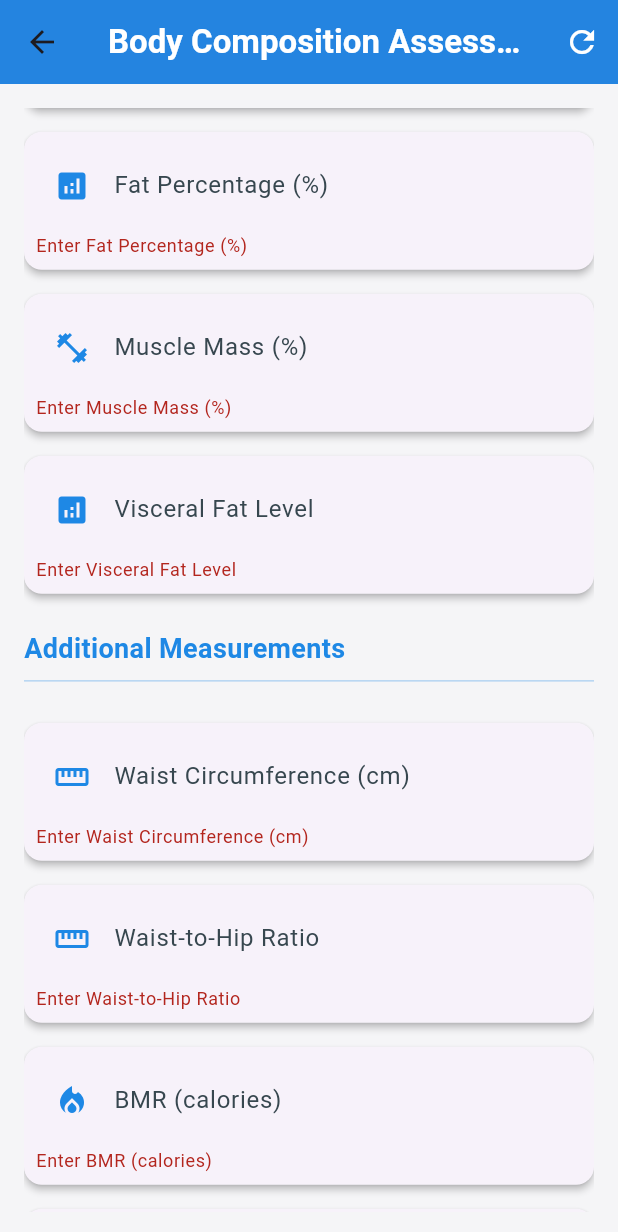
After one commit to Hari7109/Abertian_wellnest, a Flutter app: the BodyCompositionFormPage screen opened directly, scrolled down 538 dp, after a tap on "SAVE ASSESSMENT", on a phone screen of 412 x 824 dp. The commit adds this screen. Shown: the top 1232 px of the screen. Run offline on Flutter 3.47's test engine with Material 3 defaults, Android fonts, the phone set to English and light mode, and no system bars; our stand-ins replace cloud_firestore, firebase_auth, firebase_core, firebase_storage, flutter_local_notifications, flutter_rating_bar and 6 more; accounts and stored records are empty.

Commit message:
body composition added

```diff
--- a/lib/screens/home.dart
+++ b/lib/screens/home.dart
@@ -42,10 +42,10 @@ class MyApp extends StatelessWidget {
             shape: RoundedRectangleBorder(borderRadius: BorderRadius.circular(16)),
           ),
         ),
-        cardTheme: CardTheme(
+        cardTheme: const CardThemeData( // Change CardTheme to CardThemeData
+          color: Colors.white,
+          shadowColor: Colors.grey,
           elevation: 4,
-          shape: RoundedRectangleBorder(borderRadius: BorderRadius.circular(16)),
-          clipBehavior: Clip.antiAlias,
         ),
         appBarTheme: const AppBarTheme(
           centerTitle: true,
--- /dev/null
+++ b/lib/screens/specialist/body_composition_page.dart
@@ -0,0 +1,490 @@
+import 'package:cloud_firestore/cloud_firestore.dart';
+import 'package:flutter/material.dart';
+import 'package:intl/intl.dart';
+
+class BodyCompositionFormPage extends StatefulWidget {
+  const BodyCompositionFormPage({super.key});
+
+  @override
+  _BodyCompositionFormPageState createState() => _BodyCompositionFormPageState();
+}
+
+class _BodyCompositionFormPageState extends State<BodyCompositionFormPage> {
+  final _formKey = GlobalKey<FormState>();
+  final TextEditingController _dateController = TextEditingController();
+  final TextEditingController _heightController = TextEditingController();
+  final TextEditingController _weightController = TextEditingController();
+  final TextEditingController _bmiController = TextEditingController();
+  final TextEditingController _fatPercentageController = TextEditingController();
+  final TextEditingController _muscleMassController = TextEditingController();
+  final TextEditingController _visceralFatController = TextEditingController();
+  final TextEditingController _waistCircumferenceController = TextEditingController();
+  final TextEditingController _waistToHipRatioController = TextEditingController();
+  final TextEditingController _bmrController = TextEditingController();
+  final TextEditingController _tdeeController = TextEditingController();
+
+  // Medical theme colors
+  final Color _primaryColor = Color(0xFF1E88E5); // Blue
+  final Color _accentColor = Color(0xFF26A69A);  // Teal
+  final Color _backgroundColor = Color(0xFFF5F5F7); // Light Gray
+  final Color _cardColor = Colors.white;
+  final Color _textColor = Color(0xFF37474F); // Dark Blue Gray
+
+  bool _isLoading = true;
+  DateTime _selectedDate = DateTime.now();
+
+  @override
+  void initState() {
+    super.initState();
+    _dateController.text = DateFormat('yyyy-MM-dd').format(_selectedDate);
+    _fetchBodyCompositionData();
+  }
+
+  @override
+  void dispose() {
+    _dateController.dispose();
+    _heightController.dispose();
+    _weightController.dispose();
+    _bmiController.dispose();
+    _fatPercentageController.dispose();
+    _muscleMassController.dispose();
+    _visceralFatController.dispose();
+    _waistCircumferenceController.dispose();
+    _waistToHipRatioController.dispose();
+    _bmrController.dispose();
+    _tdeeController.dispose();
+    super.dispose();
+  }
+
+  void _fetchBodyCompositionData() async {
+    setState(() => _isLoading = true);
+    try {
+      DocumentSnapshot doc = await FirebaseFirestore.instance
+          .collection('bodyComposition')
+          .doc('defaultId') // Replace with a meaningful document ID
+          .get();
+
+      if (doc.exists && doc.data() != null) {
+        Map<String, dynamic> data = doc.data() as Map<String, dynamic>;
+
+        setState(() {
+          _heightController.text = data['height']?.toString() ?? '0.0';
+          _weightController.text = data['weight']?.toString() ?? '0.0';
+          _bmiController.text = data['bmi']?.toString() ?? '0.0';
+          _fatPercentageController.text = data['fatPercentage']?.toString() ?? '0.0';
+          _muscleMassController.text = data['muscleMass']?.toString() ?? '0.0';
+          _visceralFatController.text = data['visceralFat']?.toString() ?? '0.0';
+          _waistCircumferenceController.text = data['waistCircumference']?.toString() ?? '0.0';
+          _waistToHipRatioController.text = data['waistToHipRatio']?.toString() ?? '0.0';
+          _bmrController.text = data['bmr']?.toString() ?? '0.0';
+          _tdeeController.text = data['tdee']?.toString() ?? '0.0';
+
+          // If there's a date in the data, use it
+          if (data['date'] != null) {
+            _dateController.text = data['date'];
+            _selectedDate = DateFormat('yyyy-MM-dd').parse(data['date']);
+          }
+        });
+      }
+    } catch (e) {
+      print("Error fetching body composition data: $e");
+      _showErrorSnackBar("Failed to load data. Please try again.");
+    } finally {
+      setState(() => _isLoading = false);
+    }
+  }
+
+  void _calculateBMI() {
+    // Only calculate if both height and weight are available
+    if (_heightController.text.isNotEmpty && _weightController.text.isNotEmpty) {
+      double height = double.tryParse(_heightController.text) ?? 0;
+      double weight = double.tryParse(_weightController.text) ?? 0;
+
+      if (height > 0 && weight > 0) {
+        // Convert height from cm to meters
+        double heightInMeters = height / 100;
+        // Calculate BMI
+        double bmi = weight / (heightInMeters * heightInMeters);
+        _bmiController.text = bmi.toStringAsFixed(1);
+      }
+    }
+  }
+
+  void _saveBodyCompositionData() async {
+    if (_formKey.currentState!.validate()) {
+      setState(() => _isLoading = true);
+      try {
+        await FirebaseFirestore.instance.collection('bodyComposition').doc('defaultId').set({
+          'date': _dateController.text,
+          'height': double.tryParse(_heightController.text) ?? 0.0,
+          'weight': double.tryParse(_weightController.text) ?? 0.0,
+          'bmi': double.tryParse(_bmiController.text) ?? 0.0,
+          'fatPercentage': double.tryParse(_fatPercentageController.text) ?? 0.0,
+          'muscleMass': double.tryParse(_muscleMassController.text) ?? 0.0,
+          'visceralFat': double.tryParse(_visceralFatController.text) ?? 0.0,
+          'waistCircumference': double.tryParse(_waistCircumferenceController.text) ?? 0.0,
+          'waistToHipRatio': double.tryParse(_waistToHipRatioController.text) ?? 0.0,
+          'bmr': double.tryParse(_bmrController.text) ?? 0.0,
+          'tdee': double.tryParse(_tdeeController.text) ?? 0.0,
+        });
+        _showSuccessSnackBar('Body composition data saved successfully');
+      } catch (e) {
+        print("Error saving body composition data: $e");
+        _showErrorSnackBar("Failed to save data. Please try again.");
+      } finally {
+        setState(() => _isLoading = false);
+      }
+    }
+  }
+
+  void _showSuccessSnackBar(String message) {
+    ScaffoldMessenger.of(context).showSnackBar(
+      SnackBar(
+        content: Text(message),
+        backgroundColor: _accentColor,
+        behavior: SnackBarBehavior.floating,
+      ),
+    );
+  }
+
+  void _showErrorSnackBar(String message) {
+    ScaffoldMessenger.of(context).showSnackBar(
+      SnackBar(
+        content: Text(message),
+        backgroundColor: Colors.red,
+        behavior: SnackBarBehavior.floating,
+      ),
+    );
+  }
+
+  Future<void> _selectDate(BuildContext context) async {
+    final DateTime? picked = await showDatePicker(
+      context: context,
+      initialDate: _selectedDate,
+      firstDate: DateTime(2000),
+      lastDate: DateTime.now(),
+      builder: (BuildContext context, Widget? child) {
+        return Theme(
+          data: ThemeData.light().copyWith(
+            colorScheme: ColorScheme.light(
+              primary: _primaryColor,
+              onPrimary: Colors.white,
+              surface: _cardColor,
+              onSurface: _textColor,
+            ),
+          ),
+          child: child!,
+        );
+      },
+    );
+    if (picked != null && picked != _selectedDate) {
+      setState(() {
+        _selectedDate = picked;
+        _dateController.text = DateFormat('yyyy-MM-dd').format(_selectedDate);
+      });
+    }
+  }
+
+  @override
+  Widget build(BuildContext context) {
+    return Scaffold(
+      backgroundColor: _backgroundColor,
+      appBar: AppBar(
+        title: const Text('Body Composition Assessment',
+          style: TextStyle(color: Colors.white, fontWeight: FontWeight.bold),
+        ),
+        backgroundColor: _primaryColor,
+        elevation: 0,
+        actions: [
+          IconButton(
+            icon: Icon(Icons.refresh, color: Colors.white),
+            onPressed: _fetchBodyCompositionData,
+            tooltip: 'Refresh Data',
+          ),
+        ],
+      ),
+      body: _isLoading
+          ? Center(child: CircularProgressIndicator(color: _primaryColor))
+          : Padding(
+        padding: const EdgeInsets.all(16.0),
+        child: Form(
+          key: _formKey,
+          child: ListView(
+            children: [
+              _buildHeader("Patient Health Assessment"),
+              _buildDateField(),
+              const SizedBox(height: 16),
+
+              _buildSectionHeader("Body Measurements"),
+              _buildNumberFieldRow('Height (cm)', _heightController, 'Weight (kg)', _weightController),
+              _buildCalculateButton(),
+              _buildNumberFieldWithInfo('BMI', _bmiController, _getBMIInfo()),
+              _buildNumberField('Fat Percentage (%)', _fatPercentageController),
+              _buildNumberField('Muscle Mass (%)', _muscleMassController),
+              _buildNumberField('Visceral Fat Level', _visceralFatController),
+
+              const SizedBox(height: 16),
+              _buildSectionHeader("Additional Measurements"),
+              _buildNumberField('Waist Circumference (cm)', _waistCircumferenceController),
+              _buildNumberField('Waist-to-Hip Ratio', _waistToHipRatioController),
+              _buildNumberField('BMR (calories)', _bmrController),
+              _buildNumberField('TDEE (calories)', _tdeeController),
+
+              const SizedBox(height: 24),
+              _buildSaveButton(),
+            ],
+          ),
+        ),
+      ),
+    );
+  }
+
+  Widget _buildHeader(String title) {
+    return Container(
+      margin: EdgeInsets.only(bottom: 20),
+      padding: EdgeInsets.symmetric(vertical: 16),
+      decoration: BoxDecoration(
+        color: _primaryColor.withOpacity(0.1),
+        borderRadius: BorderRadius.circular(8),
+      ),
+      child: Center(
+        child: Text(
+          title,
+          style: TextStyle(
+            color: _primaryColor,
+            fontSize: 22,
+            fontWeight: FontWeight.bold,
+          ),
+        ),
+      ),
+    );
+  }
+
+  Widget _buildSectionHeader(String title) {
+    return Container(
+      margin: EdgeInsets.only(bottom: 12),
+      child: Column(
+        crossAxisAlignment: CrossAxisAlignment.start,
+        children: [
+          Text(
+            title,
+            style: TextStyle(
+              color: _primaryColor,
+              fontSize: 18,
+              fontWeight: FontWeight.bold,
+            ),
+          ),
+          Divider(color: _primaryColor.withOpacity(0.3), thickness: 1),
+        ],
+      ),
+    );
+  }
+
+  Widget _buildDateField() {
+    return Card(
+      elevation: 2,
+      margin: EdgeInsets.symmetric(vertical: 8),
+      shape: RoundedRectangleBorder(borderRadius: BorderRadius.circular(12)),
+      child: Padding(
+        padding: const EdgeInsets.all(8.0),
+        child: TextFormField(
+          controller: _dateController,
+          decoration: InputDecoration(
+            labelText: 'Date',
+            labelStyle: TextStyle(color: _textColor),
+            border: InputBorder.none,
+            prefixIcon: Icon(Icons.calendar_today, color: _primaryColor),
+            suffixIcon: IconButton(
+              icon: Icon(Icons.edit, color: _accentColor),
+              onPressed: () => _selectDate(context),
+            ),
+          ),
+          readOnly: true,
+          onTap: () => _selectDate(context),
+        ),
+      ),
+    );
+  }
+
+  Widget _buildNumberField(String label, TextEditingController controller) {
+    return Card(
+      elevation: 2,
+      margin: EdgeInsets.symmetric(vertical: 8),
+      shape: RoundedRectangleBorder(borderRadius: BorderRadius.circular(12)),
+      child: Padding(
+        padding: const EdgeInsets.all(8.0),
+        child: TextFormField(
+          controller: controller,
+          keyboardType: TextInputType.numberWithOptions(decimal: true),
+          decoration: InputDecoration(
+            labelText: label,
+            labelStyle: TextStyle(color: _textColor),
+            border: InputBorder.none,
+            prefixIcon: Icon(_getIconForField(label), color: _primaryColor),
+          ),
+          validator: (value) => value!.isEmpty ? 'Enter $label' : null,
+        ),
+      ),
+    );
+  }
+
+  Widget _buildNumberFieldWithInfo(String label, TextEditingController controller, Widget infoWidget) {
+    return Card(
+      elevation: 2,
+      margin: EdgeInsets.symmetric(vertical: 8),
+      shape: RoundedRectangleBorder(borderRadius: BorderRadius.circular(12)),
+      child: Column(
+        children: [
+          Padding(
+            padding: const EdgeInsets.all(8.0),
+            child: TextFormField(
+              controller: controller,
+              keyboardType: TextInputType.numberWithOptions(decimal: true),
+              decoration: InputDecoration(
+                labelText: label,
+                labelStyle: TextStyle(color: _textColor),
+                border: InputBorder.none,
+                prefixIcon: Icon(_getIconForField(label), color: _primaryColor),
+              ),
+              validator: (value) => value!.isEmpty ? 'Enter $label' : null,
+            ),
+          ),
+          infoWidget,
+        ],
+      ),
+    );
+  }
+
+  Widget _buildNumberFieldRow(String label1, TextEditingController controller1,
+      String label2, TextEditingController controller2) {
+    return Row(
+      children: [
+        Expanded(
+          child: Card(
+            elevation: 2,
+            margin: EdgeInsets.symmetric(vertical: 8, horizontal: 4),
+            shape: RoundedRectangleBorder(borderRadius: BorderRadius.circular(12)),
+            child: Padding(
+              padding: const EdgeInsets.all(8.0),
+              child: TextFormField(
+                controller: controller1,
+                keyboardType: TextInputType.numberWithOptions(decimal: true),
+                decoration: InputDecoration(
+                  labelText: label1,
+                  labelStyle: TextStyle(color: _textColor),
+                  border: InputBorder.none,
+                  prefixIcon: Icon(_getIconForField(label1), color: _primaryColor),
+                ),
+                validator: (value) => value!.isEmpty ? 'Required' : null,
+                onChanged: (_) => _calculateBMI(),
+              ),
+            ),
+          ),
+        ),
+        Expanded(
+          child: Card(
+            elevation: 2,
+            margin: EdgeInsets.symmetric(vertical: 8, horizontal: 4),
+            shape: RoundedRectangleBorder(borderRadius: BorderRadius.circular(12)),
+            child: Padding(
+              padding: const EdgeInsets.all(8.0),
+              child: TextFormField(
+                controller: controller2,
+                keyboardType: TextInputType.numberWithOptions(decimal: true),
+                decoration: InputDecoration(
+                  labelText: label2,
+                  labelStyle: TextStyle(color: _textColor),
+                  border: InputBorder.none,
+                  prefixIcon: Icon(_getIconForField(label2), color: _primaryColor),
+                ),
+                validator: (value) => value!.isEmpty ? 'Required' : null,
+                onChanged: (_) => _calculateBMI(),
+              ),
+            ),
+          ),
+        ),
+      ],
+    );
+  }
+
+  Widget _buildCalculateButton() {
+    return Container(
+      margin: EdgeInsets.only(top: 4, bottom: 12),
+      alignment: Alignment.centerRight,
+      child: TextButton.icon(
+        icon: Icon(Icons.calculate, size: 18, color: _accentColor),
+        label: Text('Calculate BMI', style: TextStyle(color: _accentColor)),
+        onPressed: _calculateBMI,
+      ),
+    );
+  }
+
+  Widget _getBMIInfo() {
+    double? bmi = double.tryParse(_bmiController.text);
+    if (bmi == null) return SizedBox.shrink();
+
+    String classification;
+    Color color;
+
+    if (bmi < 18.5) {
+      classification = 'Underweight';
+      color = Colors.blue;
+    } else if (bmi < 25) {
+      classification = 'Normal weight';
+      color = Colors.green;
+    } else if (bmi < 30) {
+      classification = 'Overweight';
+      color = Colors.orange;
+    } else {
+      classification = 'Obesity';
+      color = Colors.red;
+    }
+
+    return Container(
+      width: double.infinity,
+      padding: EdgeInsets.symmetric(vertical: 8),
+      decoration: BoxDecoration(
+        color: color.withOpacity(0.1),
+        borderRadius: BorderRadius.only(
+          bottomLeft: Radius.circular(12),
+          bottomRight: Radius.circular(12),
+        ),
+      ),
+      child: Text(
+        classification,
+        textAlign: TextAlign.center,
+        style: TextStyle(
+          color: color,
+          fontWeight: FontWeight.bold,
+        ),
+      ),
+    );
+  }
+
+  Widget _buildSaveButton() {
+    return ElevatedButton(
+      onPressed: _saveBodyCompositionData,
+      style: ElevatedButton.styleFrom(
+        backgroundColor: _accentColor,
+        padding: EdgeInsets.symmetric(vertical: 16),
+        shape: RoundedRectangleBorder(borderRadius: BorderRadius.circular(12)),
+      ),
+      child: Text(
+        'SAVE ASSESSMENT',
+        style: TextStyle(fontSize: 16, fontWeight: FontWeight.bold),
+      ),
+    );
+  }
+
+  IconData _getIconForField(String fieldName) {
+    if (fieldName.contains('Height')) return Icons.height;
+    if (fieldName.contains('Weight')) return Icons.monitor_weight;
+    if (fieldName.contains('BMI')) return Icons.assessment;
+    if (fieldName.contains('Fat')) return Icons.analytics;
+    if (fieldName.contains('Muscle')) return Icons.fitness_center;
+    if (fieldName.contains('Waist')) return Icons.straighten;
+    if (fieldName.contains('Hip')) return Icons.accessibility_new;
+    if (fieldName.contains('BMR') || fieldName.contains('TDEE')) return Icons.local_fire_department;
+    return Icons.medical_information;
+  }
+}
```
Also changed, not shown: lib/screens/specialist/ent_examination.dart (line endings or trailing spaces), lib/screens/specialist/eye_examination.dart (line endings or trailing spaces), lib/screens/specialist/laboratory_findings_page.dart (line endings or trailing spaces), lib/screens/specialist/physical_examination.dart (line endings or trailing spaces), pubspec.lock.
